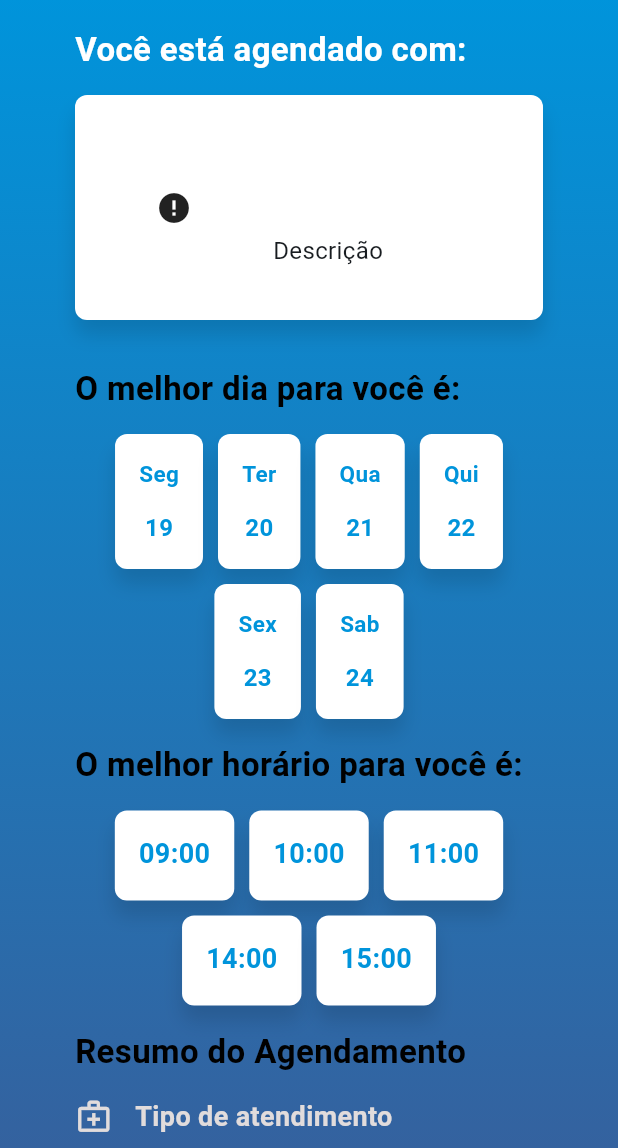
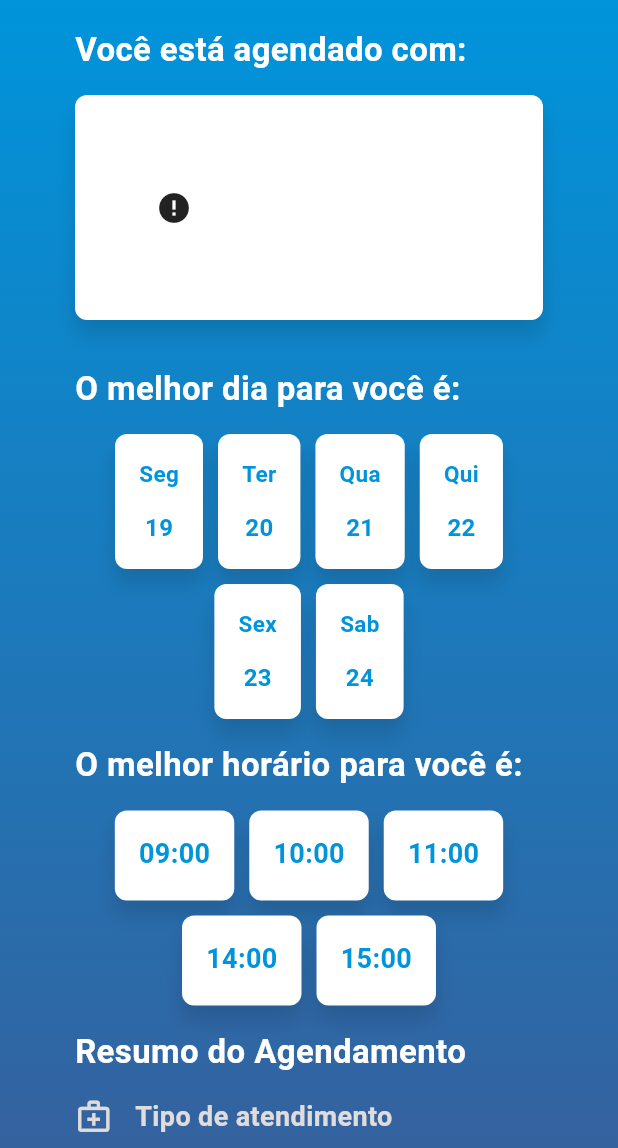
Before and after one commit to FelipeSouza14/SIG-UBS, a Flutter app: the AppointmentPage screen opened directly with empty values, on a phone screen of 412 x 824 dp, the part 88-1236 px from its top. Run offline on Flutter 3.47's test engine with Material 3 defaults, Android fonts, the phone set to English and light mode, and no system bars; our stand-ins replace flutter_hooks, jwt_decoder, shared_preferences; accounts and stored records are empty; network calls fail.

Commit message:
ajeitando detalhes

```diff
--- a/front_end/sig_ubs/lib/components/cardService.dart
+++ b/front_end/sig_ubs/lib/components/cardService.dart
@@ -65,12 +65,12 @@ class _CardServiceState extends State<CardService> {
                     fontWeight: FontWeight.bold,
                   ),
                 ),
-                const Text(
-                  'Descrição',
-                  style: TextStyle(
-                    fontSize: 16.0,
-                  ),
-                ),
+                // const Text(
+                //   'Descrição',
+                //   style: TextStyle(
+                //     fontSize: 16.0,
+                //   ),
+                // ),
               ],
             ),
           ),
--- a/front_end/sig_ubs/lib/pages/appointmentPage.dart
+++ b/front_end/sig_ubs/lib/pages/appointmentPage.dart
@@ -100,7 +100,7 @@ class _AppointmentPageState extends State<AppointmentPage> {
                       child: Text(
                         'O melhor dia para você é:',
                         style: TextStyle(
-                          color: Colors.black,
+                          color: Colors.white,
                           fontSize: 22,
                           fontWeight: FontWeight.bold,
                         ),
@@ -197,7 +197,7 @@ class _AppointmentPageState extends State<AppointmentPage> {
                       child: Text(
                         'O melhor horário para você é:',
                         style: TextStyle(
-                          color: Colors.black,
+                          color: Colors.white,
                           fontSize: 22,
                           fontWeight: FontWeight.bold,
                         ),
@@ -261,7 +261,7 @@ class _AppointmentPageState extends State<AppointmentPage> {
                       child: Text(
                         'Resumo do Agendamento',
                         style: TextStyle(
-                          color: Colors.black,
+                          color: Colors.white,
                           fontSize: 22,
                           fontWeight: FontWeight.bold,
                         ),
```
